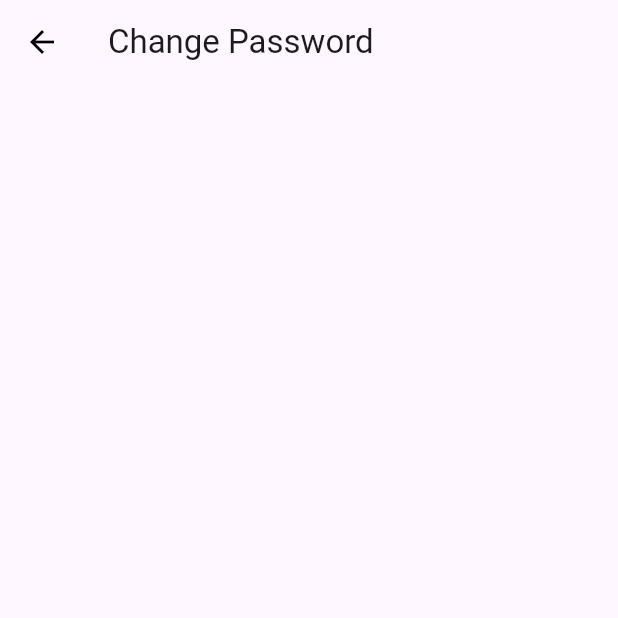
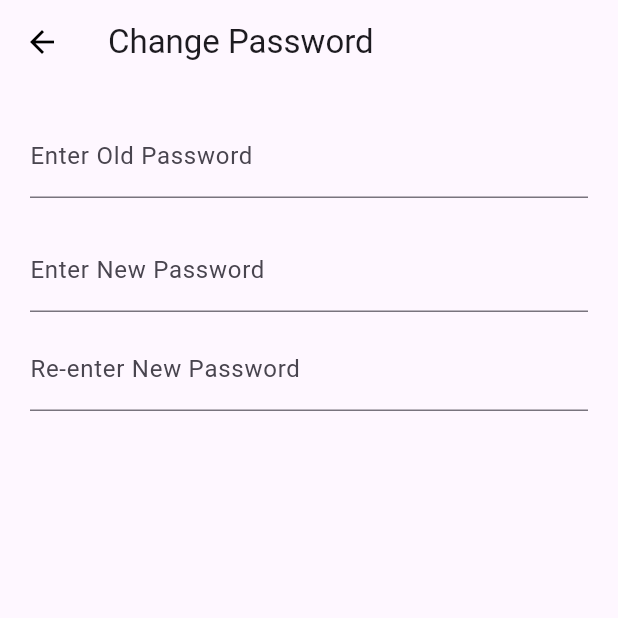
Before and after one commit to eziraa/technews, a Flutter app: the ChangePassword screen opened directly, on a phone screen of 412 x 824 dp, the top half of it. Run offline on Flutter 3.47's test engine with Material 3 defaults, Android fonts, the phone set to English and light mode, and no system bars; our stand-ins replace flutter_vector_icons, font_awesome_flutter.

Commit message:
added body to change password

```diff
--- a/lib/change_password.dart
+++ b/lib/change_password.dart
@@ -26,7 +26,28 @@ class _ChangePasswordState extends State<ChangePassword> {
           },
         ),
       ),
-
+      body: Container(
+        margin: const EdgeInsets.all(20),
+        child: const Column(
+          children: [
+            TextField(
+              decoration: InputDecoration(
+                  labelText: "Enter Old Password", labelStyle: TextStyle()),
+            ),
+            SizedBox(height: 20),
+            TextField(
+              decoration: InputDecoration(
+                  labelText: "Enter New Password", labelStyle: TextStyle()),
+            ),
+            SizedBox(height: 10),
+            TextField(
+              decoration: InputDecoration(
+                  labelText: "Re-enter New Password", labelStyle: TextStyle()),
+            ),
+            SizedBox(height: 10),
+          ],
+        ),
+      ),
     );
   }
 }
```
